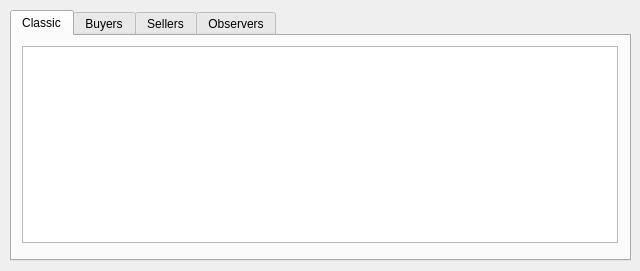
Qt form classic/gui/ui/PeersDialog.ui (RdeWilde/JoyStream) before a commit.
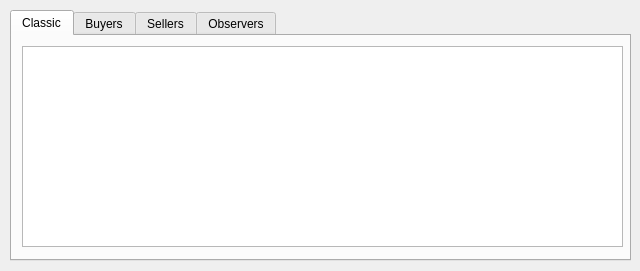
The same form after that commit.

Commit message: fix(gui::PeersDialog): substitute qtableview with qtreeview

```diff
--- a/classic/gui/ui/PeersDialog.ui
+++ b/classic/gui/ui/PeersDialog.ui
@@ -29,13 +29,13 @@
     <attribute name="title">
      <string>Classic</string>
     </attribute>
-    <widget class="QTableView" name="classicPeersTableView">
+    <widget class="QTreeView" name="peersTreeView">
      <property name="geometry">
       <rect>
        <x>10</x>
        <y>10</y>
-       <width>596</width>
-       <height>197</height>
+       <width>601</width>
+       <height>201</height>
       </rect>
      </property>
     </widget>
```
Left out of the diff: 18 changed lines with no effect on the pictures. The commit also changes 1 other file.
